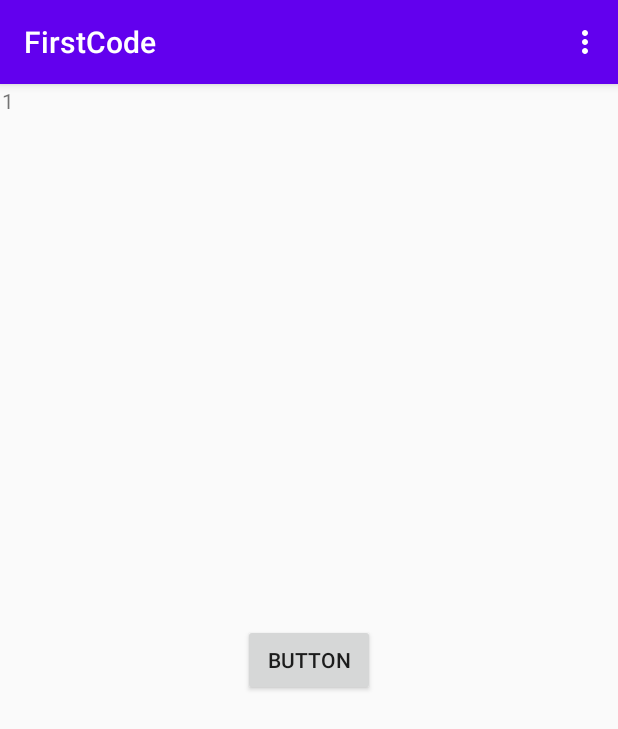
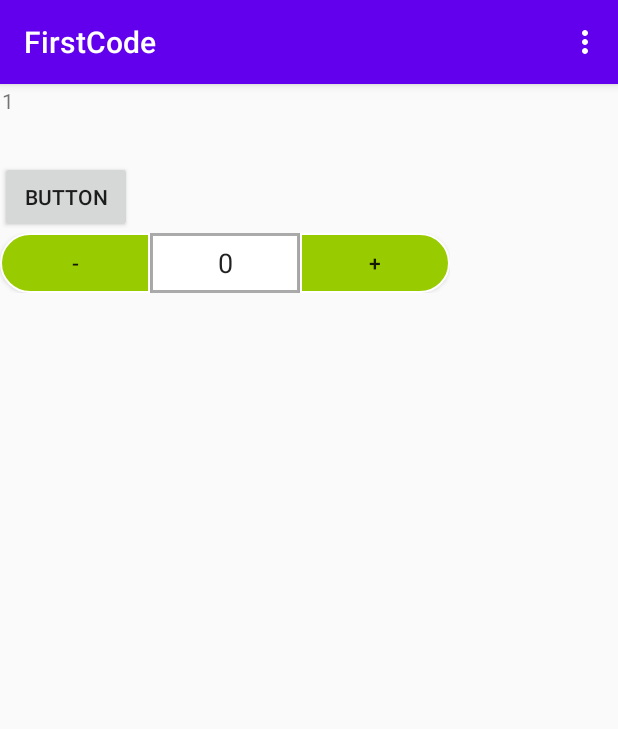
Before and after one commit to yukaida/FirstCode, an Android app: the screen it shows after launch (MainActivity), on a phone screen of 412 x 824 dp. Shown: the top 729 px of the screen. Run offline under Robolectric (Android 15) with nearby library versions, the phone set to English and light mode, and no system bars.

Commit message:
自定义view 加载

```diff
--- /dev/null
+++ b/app/src/main/java/com/example/firstcode/view/NumberInputView.java
@@ -0,0 +1,69 @@
+package com.example.firstcode.view;
+
+import android.content.Context;
+import android.util.AttributeSet;
+import android.view.LayoutInflater;
+import android.view.View;
+import android.widget.Button;
+import android.widget.EditText;
+import android.widget.LinearLayout;
+
+import androidx.annotation.Nullable;
+
+import com.example.firstcode.R;
+
+public class NumberInputView extends LinearLayout {
+    int currentNumber = 0;
+    private Button minusBt;
+    private Button addBt;
+    private EditText numEt;
+
+    public int getNumber() {
+        return currentNumber;
+    }
+
+    public void setNumber(int value) {
+        this.currentNumber = currentNumber;
+    }
+
+
+    public NumberInputView(Context context) {
+        this(context, null);
+
+    }
+
+    public NumberInputView(Context context, @Nullable AttributeSet attrs) {
+        this(context, null, 0);
+    }
+
+    public NumberInputView(Context context, @Nullable AttributeSet attrs, int defStyleAttr) {
+        super(context, attrs, defStyleAttr);
+        initView(context);
+    }
+
+    public void initView(Context context) {
+        View view = LayoutInflater.from(context).inflate(R.layout.num_bt_layout, this, false);
+        addView(view);
+        minusBt = view.findViewById(R.id.num_bt_minus);
+        addBt = view.findViewById(R.id.num_bt_add);
+        numEt = view.findViewById(R.id.num_et_number);
+
+    }
+
+    public void setUpEvent(){
+        minusBt.setOnClickListener(new OnClickListener() {
+            @Override
+            public void onClick(View view) {
+
+            }
+        });
+
+        addBt.setOnClickListener(new OnClickListener() {
+            @Override
+            public void onClick(View view) {
+
+            }
+        });
+
+    }
+}
--- /dev/null
+++ b/app/src/main/res/drawable-v24/num_bt_right_bg.xml
@@ -0,0 +1,16 @@
+<?xml version="1.0" encoding="utf-8"?>
+<shape xmlns:android="http://schemas.android.com/apk/res/android"
+    android:shape="rectangle">
+
+    <solid android:color="@android:color/holo_green_light" />
+<!--    实心 / 填充-->
+    <corners
+        android:topRightRadius="20dp"
+        android:bottomRightRadius="20dp"
+        />
+
+<!--    圆角弧度-->
+    <stroke android:color="@android:color/white"
+        android:width="1dp"/>
+<!--边距-->
+</shape>
--- /dev/null
+++ b/app/src/main/res/drawable/num_bt_left_bg.xml
@@ -0,0 +1,16 @@
+<?xml version="1.0" encoding="utf-8"?>
+<shape xmlns:android="http://schemas.android.com/apk/res/android"
+    android:shape="rectangle">
+
+    <solid android:color="@android:color/holo_green_light" />
+<!--    实心 / 填充-->
+    <corners
+        android:topLeftRadius="20dp"
+        android:bottomLeftRadius="20dp"
+        />
+
+<!--    圆角弧度-->
+    <stroke android:color="@android:color/white"
+        android:width="1dp"/>
+<!--边距-->
+</shape>
--- /dev/null
+++ b/app/src/main/res/drawable/num_et_bg.xml
@@ -0,0 +1,6 @@
+<?xml version="1.0" encoding="utf-8"?>
+<shape xmlns:android="http://schemas.android.com/apk/res/android">
+    <stroke android:width="2dp"
+        android:color="@android:color/darker_gray"/>
+    <solid android:color="@android:color/white" />
+</shape>
--- a/app/src/main/res/layout/activity_main.xml
+++ b/app/src/main/res/layout/activity_main.xml
@@ -1,29 +1,27 @@
 <?xml version="1.0" encoding="utf-8"?>
-<androidx.constraintlayout.widget.ConstraintLayout xmlns:android="http://schemas.android.com/apk/res/android"
+<LinearLayout xmlns:android="http://schemas.android.com/apk/res/android"
     xmlns:app="http://schemas.android.com/apk/res-auto"
     xmlns:tools="http://schemas.android.com/tools"
     android:layout_width="match_parent"
     android:layout_height="match_parent"
+    android:orientation="vertical"
     tools:context=".activity.MainActivity">
 
     <androidx.recyclerview.widget.RecyclerView
         android:id="@+id/recyclerView"
-        android:layout_width="0dp"
-        android:layout_height="wrap_content"
+        android:layout_width="match_parent"
+        android:layout_height="50dp"
         android:layout_marginStart="1dp"
         android:layout_marginTop="1dp"
-        android:layout_marginEnd="1dp"
-        app:layout_constraintEnd_toEndOf="parent"
-        app:layout_constraintStart_toStartOf="parent"
-        app:layout_constraintTop_toTopOf="parent" />
+        android:layout_marginEnd="1dp" />
 
     <Button
         android:id="@+id/button"
         android:layout_width="wrap_content"
         android:layout_height="wrap_content"
-        android:text="Button"
-        app:layout_constraintBottom_toBottomOf="parent"
-        app:layout_constraintEnd_toEndOf="parent"
-        app:layout_constraintStart_toStartOf="parent"
-        app:layout_constraintTop_toTopOf="parent" />
-</androidx.constraintlayout.widget.ConstraintLayout>
+        android:text="Button" />
+
+    <com.example.firstcode.view.NumberInputView
+        android:layout_width="300dp"
+        android:layout_height="40dp" />
+</LinearLayout>
--- /dev/null
+++ b/app/src/main/res/layout/num_bt_layout.xml
@@ -0,0 +1,43 @@
+<?xml version="1.0" encoding="utf-8"?>
+<androidx.constraintlayout.widget.ConstraintLayout xmlns:android="http://schemas.android.com/apk/res/android"
+    xmlns:app="http://schemas.android.com/apk/res-auto"
+    xmlns:tools="http://schemas.android.com/tools"
+    android:layout_width="wrap_content"
+    android:layout_height="wrap_content">
+
+    <Button
+        android:id="@+id/num_bt_minus"
+        android:layout_width="100dp"
+        android:layout_height="40dp"
+        android:text="-"
+        android:background="@drawable/num_bt_left_bg"
+        app:layout_constraintEnd_toStartOf="@+id/num_et_number"
+        app:layout_constraintStart_toStartOf="parent"
+        app:layout_constraintTop_toTopOf="parent" />
+
+    <EditText
+        android:id="@+id/num_et_number"
+        android:layout_width="100dp"
+        android:layout_height="40dp"
+        android:ems="10"
+        android:background="@drawable/num_et_bg"
+        android:inputType="number"
+        android:gravity="center"
+        android:text="0"
+        app:layout_constraintBottom_toBottomOf="@+id/num_bt_minus"
+        app:layout_constraintEnd_toStartOf="@+id/num_bt_add"
+        app:layout_constraintStart_toEndOf="@+id/num_bt_minus"
+        app:layout_constraintTop_toTopOf="@+id/num_bt_minus" />
+
+    <Button
+        android:id="@+id/num_bt_add"
+        android:layout_width="100dp"
+        android:layout_height="40dp"
+        android:background="@drawable/num_bt_right_bg"
+        android:text="+"
+        app:layout_constraintBottom_toBottomOf="@+id/num_et_number"
+        app:layout_constraintEnd_toEndOf="parent"
+        app:layout_constraintStart_toEndOf="@+id/num_et_number"
+        app:layout_constraintTop_toTopOf="@+id/num_et_number" />
+
+</androidx.constraintlayout.widget.ConstraintLayout>
```
